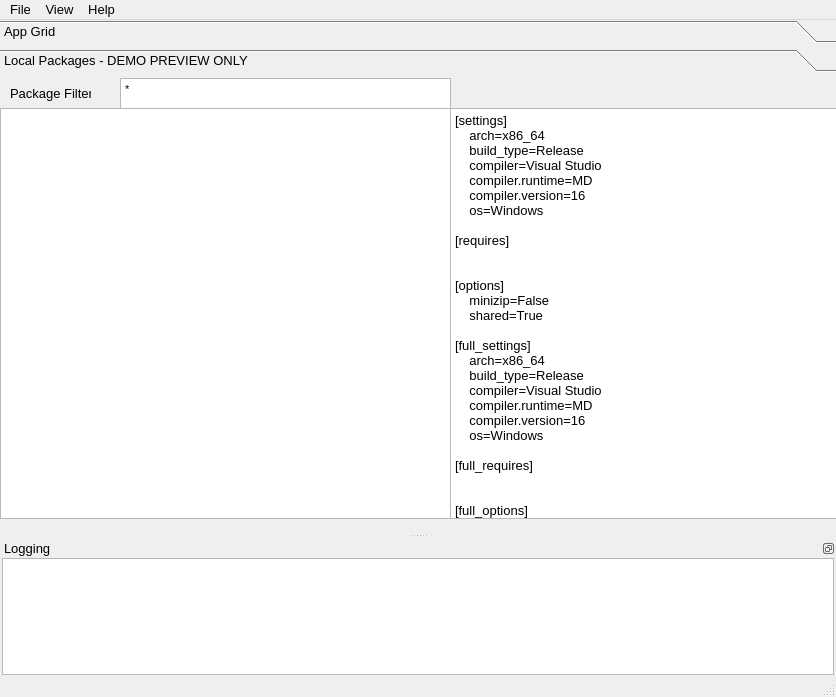
This is src/conan_app_launcher/ui/main.ui in goszpeti/conan_explorer as Qt 5 draws it before an edit. The edited form follows.
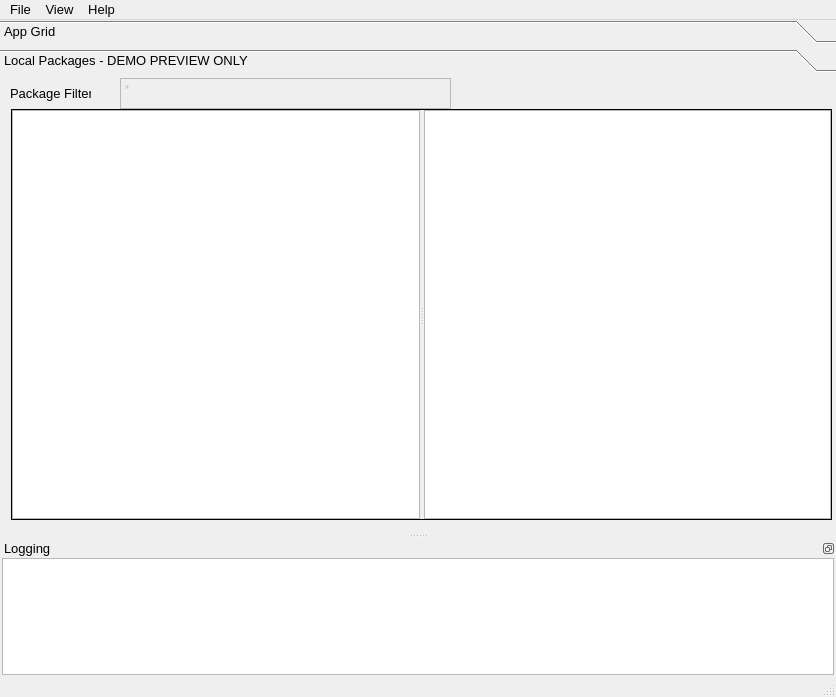
This is the edited form. The open tabs and pages were chosen to show the change. Icons and pictures are not drawn.

Commit message: Experiments for package explorer gui

Diff of the .ui file:
```diff
--- a/src/conan_app_launcher/ui/main.ui
+++ b/src/conan_app_launcher/ui/main.ui
@@ -318,6 +318,9 @@
         </property>
        </widget>
        <widget class="QTextEdit" name="package_filter_edit">
+        <property name="enabled">
+         <bool>false</bool>
+        </property>
         <property name="geometry">
          <rect>
           <x>120</x>
@@ -334,75 +337,62 @@
 &lt;p style=&quot; margin-top:0px; margin-bottom:0px; margin-left:0px; margin-right:0px; -qt-block-indent:0; text-indent:0px;&quot;&gt;&lt;span style=&quot; font-size:7.875pt;&quot;&gt;*&lt;/span&gt;&lt;/p&gt;&lt;/body&gt;&lt;/html&gt;</string>
         </property>
        </widget>
-       <widget class="QTreeView" name="package_view">
+       <widget class="QSplitter" name="splitter">
         <property name="geometry">
          <rect>
-          <x>0</x>
-          <y>30</y>
-          <width>451</width>
+          <x>11</x>
+          <y>31</y>
+          <width>821</width>
           <height>411</height>
          </rect>
         </property>
-        <property name="itemsExpandable">
-         <bool>true</bool>
+        <property name="sizePolicy">
+         <sizepolicy hsizetype="Preferred" vsizetype="Preferred">
+          <horstretch>0</horstretch>
+          <verstretch>0</verstretch>
+         </sizepolicy>
         </property>
-        <property name="sortingEnabled">
-         <bool>true</bool>
+        <property name="frameShape">
+         <enum>QFrame::Box</enum>
         </property>
-        <property name="animated">
-         <bool>true</bool>
+        <property name="orientation">
+         <enum>Qt::Horizontal</enum>
         </property>
-       </widget>
-       <widget class="QTextBrowser" name="package_info">
-        <property name="geometry">
-         <rect>
-          <x>450</x>
-          <y>30</y>
-          <width>401</width>
-          <height>411</height>
-         </rect>
+        <property name="opaqueResize">
+         <bool>false</bool>
         </property>
-        <property name="html">
-         <string>&lt;!DOCTYPE HTML PUBLIC &quot;-//W3C//DTD HTML 4.0//EN&quot; &quot;http://www.w3.org/TR/REC-html40/strict.dtd&quot;&gt;
+        <widget class="QTreeView" name="package_view">
+         <property name="sizeAdjustPolicy">
+          <enum>QAbstractScrollArea::AdjustToContents</enum>
+         </property>
+         <property name="dragDropMode">
+          <enum>QAbstractItemView::DragDrop</enum>
+         </property>
+         <property name="defaultDropAction">
+          <enum>Qt::TargetMoveAction</enum>
+         </property>
+         <property name="itemsExpandable">
+          <bool>true</bool>
+         </property>
+         <property name="sortingEnabled">
+          <bool>true</bool>
+         </property>
+         <property name="animated">
+          <bool>true</bool>
+         </property>
+        </widget>
+        <widget class="QTextBrowser" name="package_info">
+         <property name="sizeAdjustPolicy">
+          <enum>QAbstractScrollArea::AdjustToContents</enum>
+         </property>
+         <property name="html">
+          <string>&lt;!DOCTYPE HTML PUBLIC &quot;-//W3C//DTD HTML 4.0//EN&quot; &quot;http://www.w3.org/TR/REC-html40/strict.dtd&quot;&gt;
 &lt;html&gt;&lt;head&gt;&lt;meta name=&quot;qrichtext&quot; content=&quot;1&quot; /&gt;&lt;style type=&quot;text/css&quot;&gt;
 p, li { white-space: pre-wrap; }
 &lt;/style&gt;&lt;/head&gt;&lt;body style=&quot; font-family:'MS Shell Dlg 2'; font-size:10pt; font-weight:400; font-style:normal;&quot;&gt;
-&lt;p style=&quot; margin-top:0px; margin-bottom:0px; margin-left:0px; margin-right:0px; -qt-block-indent:0; text-indent:0px;&quot;&gt;[settings]&lt;/p&gt;
-&lt;p style=&quot; margin-top:0px; margin-bottom:0px; margin-left:0px; margin-right:0px; -qt-block-indent:0; text-indent:0px;&quot;&gt;    arch=x86_64&lt;/p&gt;
-&lt;p style=&quot; margin-top:0px; margin-bottom:0px; margin-left:0px; margin-right:0px; -qt-block-indent:0; text-indent:0px;&quot;&gt;    build_type=Release&lt;/p&gt;
-&lt;p style=&quot; margin-top:0px; margin-bottom:0px; margin-left:0px; margin-right:0px; -qt-block-indent:0; text-indent:0px;&quot;&gt;    compiler=Visual Studio&lt;/p&gt;
-&lt;p style=&quot; margin-top:0px; margin-bottom:0px; margin-left:0px; margin-right:0px; -qt-block-indent:0; text-indent:0px;&quot;&gt;    compiler.runtime=MD&lt;/p&gt;
-&lt;p style=&quot; margin-top:0px; margin-bottom:0px; margin-left:0px; margin-right:0px; -qt-block-indent:0; text-indent:0px;&quot;&gt;    compiler.version=16&lt;/p&gt;
-&lt;p style=&quot; margin-top:0px; margin-bottom:0px; margin-left:0px; margin-right:0px; -qt-block-indent:0; text-indent:0px;&quot;&gt;    os=Windows&lt;/p&gt;
-&lt;p style=&quot;-qt-paragraph-type:empty; margin-top:0px; margin-bottom:0px; margin-left:0px; margin-right:0px; -qt-block-indent:0; text-indent:0px;&quot;&gt;&lt;br /&gt;&lt;/p&gt;
-&lt;p style=&quot; margin-top:0px; margin-bottom:0px; margin-left:0px; margin-right:0px; -qt-block-indent:0; text-indent:0px;&quot;&gt;[requires]&lt;/p&gt;
-&lt;p style=&quot;-qt-paragraph-type:empty; margin-top:0px; margin-bottom:0px; margin-left:0px; margin-right:0px; -qt-block-indent:0; text-indent:0px;&quot;&gt;&lt;br /&gt;&lt;/p&gt;
-&lt;p style=&quot;-qt-paragraph-type:empty; margin-top:0px; margin-bottom:0px; margin-left:0px; margin-right:0px; -qt-block-indent:0; text-indent:0px;&quot;&gt;&lt;br /&gt;&lt;/p&gt;
-&lt;p style=&quot; margin-top:0px; margin-bottom:0px; margin-left:0px; margin-right:0px; -qt-block-indent:0; text-indent:0px;&quot;&gt;[options]&lt;/p&gt;
-&lt;p style=&quot; margin-top:0px; margin-bottom:0px; margin-left:0px; margin-right:0px; -qt-block-indent:0; text-indent:0px;&quot;&gt;    minizip=False&lt;/p&gt;
-&lt;p style=&quot; margin-top:0px; margin-bottom:0px; margin-left:0px; margin-right:0px; -qt-block-indent:0; text-indent:0px;&quot;&gt;    shared=True&lt;/p&gt;
-&lt;p style=&quot;-qt-paragraph-type:empty; margin-top:0px; margin-bottom:0px; margin-left:0px; margin-right:0px; -qt-block-indent:0; text-indent:0px;&quot;&gt;&lt;br /&gt;&lt;/p&gt;
-&lt;p style=&quot; margin-top:0px; margin-bottom:0px; margin-left:0px; margin-right:0px; -qt-block-indent:0; text-indent:0px;&quot;&gt;[full_settings]&lt;/p&gt;
-&lt;p style=&quot; margin-top:0px; margin-bottom:0px; margin-left:0px; margin-right:0px; -qt-block-indent:0; text-indent:0px;&quot;&gt;    arch=x86_64&lt;/p&gt;
-&lt;p style=&quot; margin-top:0px; margin-bottom:0px; margin-left:0px; margin-right:0px; -qt-block-indent:0; text-indent:0px;&quot;&gt;    build_type=Release&lt;/p&gt;
-&lt;p style=&quot; margin-top:0px; margin-bottom:0px; margin-left:0px; margin-right:0px; -qt-block-indent:0; text-indent:0px;&quot;&gt;    compiler=Visual Studio&lt;/p&gt;
-&lt;p style=&quot; margin-top:0px; margin-bottom:0px; margin-left:0px; margin-right:0px; -qt-block-indent:0; text-indent:0px;&quot;&gt;    compiler.runtime=MD&lt;/p&gt;
-&lt;p style=&quot; margin-top:0px; margin-bottom:0px; margin-left:0px; margin-right:0px; -qt-block-indent:0; text-indent:0px;&quot;&gt;    compiler.version=16&lt;/p&gt;
-&lt;p style=&quot; margin-top:0px; margin-bottom:0px; margin-left:0px; margin-right:0px; -qt-block-indent:0; text-indent:0px;&quot;&gt;    os=Windows&lt;/p&gt;
-&lt;p style=&quot;-qt-paragraph-type:empty; margin-top:0px; margin-bottom:0px; margin-left:0px; margin-right:0px; -qt-block-indent:0; text-indent:0px;&quot;&gt;&lt;br /&gt;&lt;/p&gt;
-&lt;p style=&quot; margin-top:0px; margin-bottom:0px; margin-left:0px; margin-right:0px; -qt-block-indent:0; text-indent:0px;&quot;&gt;[full_requires]&lt;/p&gt;
-&lt;p style=&quot;-qt-paragraph-type:empty; margin-top:0px; margin-bottom:0px; margin-left:0px; margin-right:0px; -qt-block-indent:0; text-indent:0px;&quot;&gt;&lt;br /&gt;&lt;/p&gt;
-&lt;p style=&quot;-qt-paragraph-type:empty; margin-top:0px; margin-bottom:0px; margin-left:0px; margin-right:0px; -qt-block-indent:0; text-indent:0px;&quot;&gt;&lt;br /&gt;&lt;/p&gt;
-&lt;p style=&quot; margin-top:0px; margin-bottom:0px; margin-left:0px; margin-right:0px; -qt-block-indent:0; text-indent:0px;&quot;&gt;[full_options]&lt;/p&gt;
-&lt;p style=&quot; margin-top:0px; margin-bottom:0px; margin-left:0px; margin-right:0px; -qt-block-indent:0; text-indent:0px;&quot;&gt;    minizip=False&lt;/p&gt;
-&lt;p style=&quot; margin-top:0px; margin-bottom:0px; margin-left:0px; margin-right:0px; -qt-block-indent:0; text-indent:0px;&quot;&gt;    shared=True&lt;/p&gt;
-&lt;p style=&quot;-qt-paragraph-type:empty; margin-top:0px; margin-bottom:0px; margin-left:0px; margin-right:0px; -qt-block-indent:0; text-indent:0px;&quot;&gt;&lt;br /&gt;&lt;/p&gt;
-&lt;p style=&quot; margin-top:0px; margin-bottom:0px; margin-left:0px; margin-right:0px; -qt-block-indent:0; text-indent:0px;&quot;&gt;[recipe_hash]&lt;/p&gt;
-&lt;p style=&quot; margin-top:0px; margin-bottom:0px; margin-left:0px; margin-right:0px; -qt-block-indent:0; text-indent:0px;&quot;&gt;    8026de9479bf8dc62f09f6e3362d3620&lt;/p&gt;
-&lt;p style=&quot;-qt-paragraph-type:empty; margin-top:0px; margin-bottom:0px; margin-left:0px; margin-right:0px; -qt-block-indent:0; text-indent:0px;&quot;&gt;&lt;br /&gt;&lt;/p&gt;
-&lt;p style=&quot; margin-top:0px; margin-bottom:0px; margin-left:0px; margin-right:0px; -qt-block-indent:0; text-indent:0px;&quot;&gt;[env]&lt;/p&gt;
 &lt;p style=&quot;-qt-paragraph-type:empty; margin-top:0px; margin-bottom:0px; margin-left:0px; margin-right:0px; -qt-block-indent:0; text-indent:0px;&quot;&gt;&lt;br /&gt;&lt;/p&gt;&lt;/body&gt;&lt;/html&gt;</string>
-        </property>
+         </property>
+        </widget>
        </widget>
       </widget>
      </widget>
```
Left out of the diff: 2 changed lines with no effect on the pictures. The commit also changes 8 other files.
